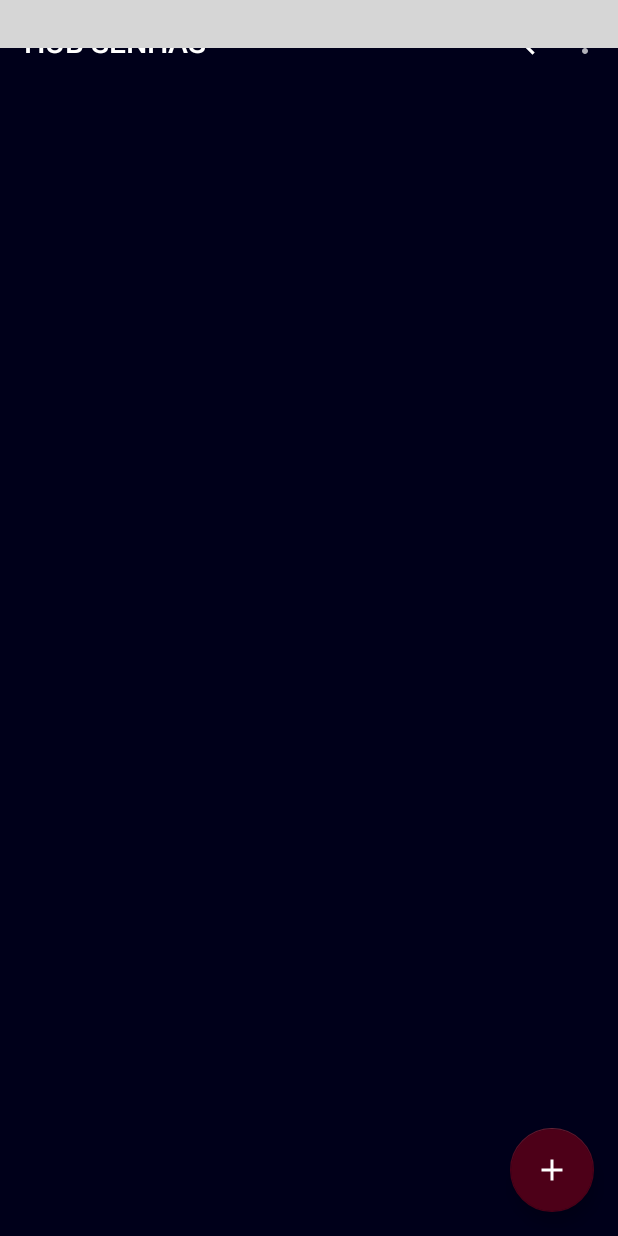
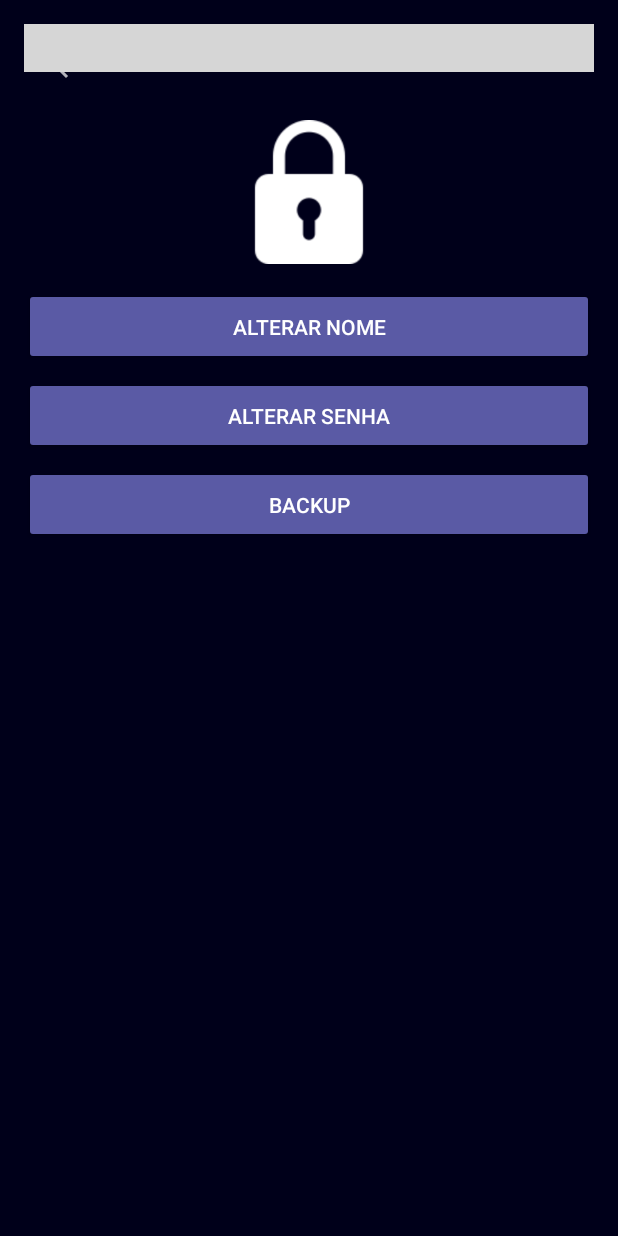
Before and after one commit to juniormargalho/hubSenhas, an Android app: the screen it shows after launch once a user with an empty profile is signed in (MainActivity before the commit, ConfiguracoesActivity after it), in the options menu, after a tap on "Configurações", on a phone screen of 412 x 824 dp. Run offline under Robolectric (Android 15) with nearby library versions, the phone set to English and light mode, and no system bars; our stand-ins replace Firebase (no records; nobody signed in at launch, a user with empty details on screens opened directly); libraries missing offline, so code that uses them is left out: com.miguelcatalan.materialsearchview, dmax.dialog; plain views replace MaterialSearchView; 4 statements that could not run were skipped; grey boxes are pictures that could not be loaded.

Commit message:
interface ConfiguracoesActivity

```diff
--- a/app/src/main/AndroidManifest.xml
+++ b/app/src/main/AndroidManifest.xml
@@ -9,23 +9,21 @@
         android:roundIcon="@mipmap/ic_launcher_round"
         android:supportsRtl="true"
         android:theme="@style/AppTheme">
-
+        <activity
+            android:name=".activity.ConfiguracoesActivity"
+            android:parentActivityName=".activity.MainActivity"/>
         <activity
             android:name=".activity.NovaSenhaActivity"
-            android:parentActivityName=".activity.MainActivity"/>
-
+            android:parentActivityName=".activity.MainActivity" />
         <activity
             android:name=".activity.MainActivity"
             android:label="@string/title_activity_main"
             android:theme="@style/AppTheme.NoActionBar" />
-
         <activity
             android:name=".activity.CadastroActivity"
             android:parentActivityName=".activity.LoginActivity" />
-
         <activity
             android:name=".activity.LoginActivity" />
-
         <activity
             android:name=".activity.SplashActivity">
             <intent-filter>
@@ -33,6 +31,5 @@
                 <category android:name="android.intent.category.LAUNCHER" />
             </intent-filter>
         </activity>
-
     </application>
 </manifest>
--- /dev/null
+++ b/app/src/main/java/com/juniormargalho/projeto2020/hubsenhas/activity/ConfiguracoesActivity.java
@@ -0,0 +1,64 @@
+package com.juniormargalho.projeto2020.hubsenhas.activity;
+
+import androidx.appcompat.app.AppCompatActivity;
+import androidx.appcompat.widget.Toolbar;
+
+import android.os.Bundle;
+import android.view.View;
+import android.widget.Button;
+
+import com.juniormargalho.projeto2020.hubsenhas.R;
+
+public class ConfiguracoesActivity extends AppCompatActivity {
+    private Button buttonConfiguracoesAlterarNome, buttonConfiguracoesAlterarSenha, buttonConfiguracoesBackup;
+
+    @Override
+    protected void onCreate(Bundle savedInstanceState) {
+        super.onCreate(savedInstanceState);
+        setContentView(R.layout.activity_configuracoes);
+
+        //Toolbar
+        Toolbar toolbar = findViewById(R.id.toolbar);
+        toolbar.setTitle("");
+        setSupportActionBar(toolbar);
+        getSupportActionBar().setDisplayHomeAsUpEnabled(true);
+
+        inicializar();
+
+        buttonConfiguracoesAlterarNome.setOnClickListener(new View.OnClickListener() {
+            @Override
+            public void onClick(View view) {
+                alterarNome();
+            }
+        });
+
+        buttonConfiguracoesAlterarSenha.setOnClickListener(new View.OnClickListener() {
+            @Override
+            public void onClick(View view) {
+                alterarSenha();
+            }
+        });
+
+        buttonConfiguracoesBackup.setOnClickListener(new View.OnClickListener() {
+            @Override
+            public void onClick(View view) {
+                backup();
+            }
+        });
+    }
+
+    private void alterarNome(){
+    }
+
+    private void alterarSenha(){
+    }
+
+    private void backup(){
+    }
+
+    private void inicializar(){
+        buttonConfiguracoesAlterarNome = findViewById(R.id.buttonConfiguracoesAlterarNome);
+        buttonConfiguracoesAlterarSenha = findViewById(R.id.buttonConfiguracoesAlterarSenha);
+        buttonConfiguracoesBackup = findViewById(R.id.buttonConfiguracoesBackup);
+    }
+}
--- a/app/src/main/java/com/juniormargalho/projeto2020/hubsenhas/activity/MainActivity.java
+++ b/app/src/main/java/com/juniormargalho/projeto2020/hubsenhas/activity/MainActivity.java
@@ -201,7 +201,7 @@ public class MainActivity extends AppCompatActivity {
 
         switch (item.getItemId()){
             case R.id.menuConfiguracoes :
-
+                startActivity(new Intent(MainActivity.this, ConfiguracoesActivity.class));
                 break;
             case R.id.menuSair :
                 deslogarUsuario();
--- a/app/src/main/java/com/juniormargalho/projeto2020/hubsenhas/activity/NovaSenhaActivity.java
+++ b/app/src/main/java/com/juniormargalho/projeto2020/hubsenhas/activity/NovaSenhaActivity.java
@@ -93,7 +93,6 @@ public class NovaSenhaActivity extends AppCompatActivity {
                     }else {
                         Toast.makeText(NovaSenhaActivity.this, "Erro ao tentar editar!", Toast.LENGTH_SHORT).show();
                     }
-
                 }else {
                     Toast.makeText(NovaSenhaActivity.this, "Preencha ou gere a senha, por favor!", Toast.LENGTH_SHORT).show();
                 }
--- /dev/null
+++ b/app/src/main/res/layout/activity_configuracoes.xml
@@ -0,0 +1,64 @@
+<?xml version="1.0" encoding="utf-8"?>
+<LinearLayout
+    xmlns:android="http://schemas.android.com/apk/res/android"
+    xmlns:app="http://schemas.android.com/apk/res-auto"
+    xmlns:tools="http://schemas.android.com/tools"
+    android:layout_width="match_parent"
+    android:layout_height="match_parent"
+    android:orientation="vertical"
+    android:padding="16dp"
+    android:background="@color/colorPrimaryDark"
+    tools:context=".activity.ConfiguracoesActivity">
+
+    <include
+        android:id="@+id/include"
+        layout="@layout/toolbar"
+        android:layout_width="match_parent"
+        android:layout_height="wrap_content" />
+
+    <ScrollView
+        android:layout_width="match_parent"
+        android:layout_height="match_parent">
+
+        <LinearLayout
+            android:layout_width="match_parent"
+            android:layout_height="wrap_content"
+            android:gravity="center"
+            android:orientation="vertical">
+
+            <ImageView
+                android:id="@+id/imageView"
+                android:layout_width="96dp"
+                android:layout_height="96dp"
+                android:layout_marginTop="8dp"
+                app:srcCompat="@drawable/padlock" />
+
+            <Button
+                android:id="@+id/buttonConfiguracoesAlterarNome"
+                android:layout_width="match_parent"
+                android:layout_height="wrap_content"
+                android:layout_marginTop="16dp"
+                android:layout_marginBottom="8dp"
+                android:theme="@style/botaoPadrao"
+                android:padding="16dp"
+                android:text="Alterar nome" />
+
+            <Button
+                android:id="@+id/buttonConfiguracoesAlterarSenha"
+                android:layout_width="match_parent"
+                android:layout_height="wrap_content"
+                android:layout_marginBottom="8dp"
+                android:theme="@style/botaoPadrao"
+                android:padding="16dp"
+                android:text="Alterar senha" />
+            <Button
+                android:id="@+id/buttonConfiguracoesBackup"
+                android:layout_width="match_parent"
+                android:layout_height="wrap_content"
+                android:layout_marginBottom="8dp"
+                android:theme="@style/botaoPadrao"
+                android:padding="16dp"
+                android:text="Backup" />
+        </LinearLayout>
+    </ScrollView>
+</LinearLayout>
```
